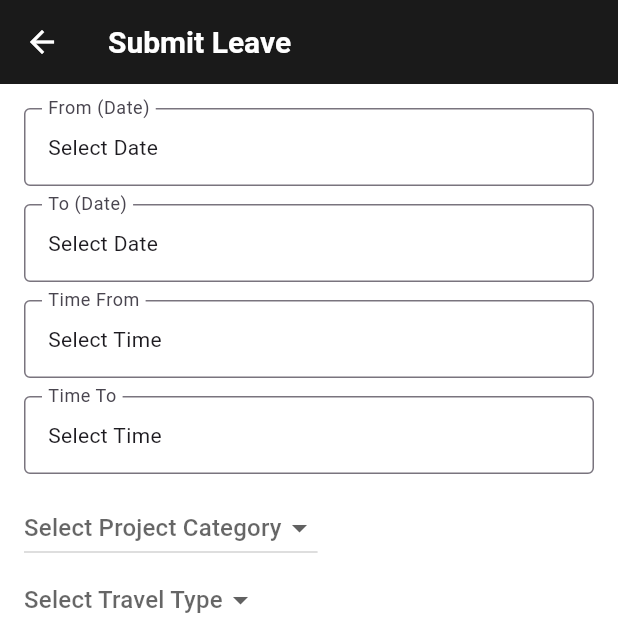
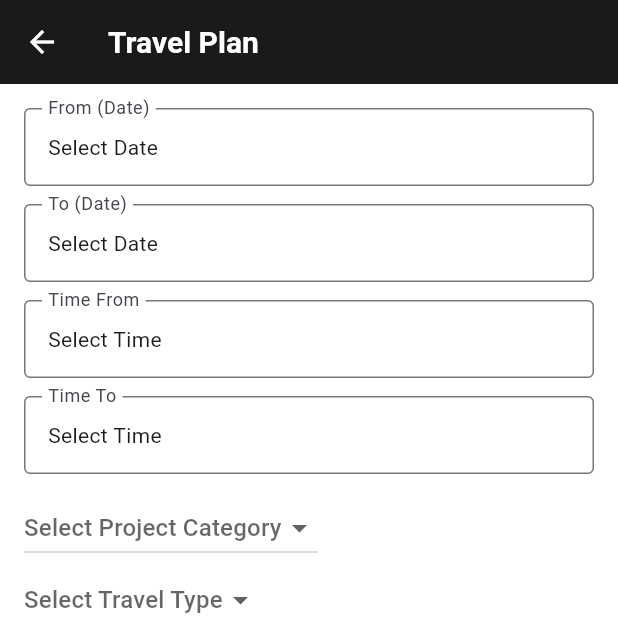
Before and after one commit to AzibNaeem/_Flutter_, a Flutter app: the TravelFormScreen screen opened by its route, on a phone screen of 412 x 824 dp, the top half of it. Run offline on Flutter 3.47's test engine with Material 3 defaults, Android fonts, the phone set to English and light mode, and no system bars; our stand-ins replace dropdown_button2, fl_chart, hive_flutter, shimmer; accounts and stored records are empty.

Commit message:
Travel plan request completed

```diff
--- a/lib/core/API/api_constants.dart
+++ b/lib/core/API/api_constants.dart
@@ -3,4 +3,5 @@
   static const String loginEndpoint = '/users/validate';
   static const String baseUrl1 = 'https://6875fe28814c0dfa653a2485.mockapi.io';
   static const String leaveRequestsEndpoint = '$baseUrl1/leaveRequests';
+  static const String travelRequestEndpoint='/travel/submit';
 }
--- /dev/null
+++ b/lib/data/models/travel_request.dart
@@ -0,0 +1,39 @@
+// data/models/travel_request.dart
+class TravelRequest {
+  final String fromDate;
+  final String toDate;
+  final String fromTime;
+  final String toTime;
+  final String projectCategory;
+  final String travelType;
+  final double taxiFare;
+  final double entertainmentCost;
+  final String purpose;
+  final String employeeId;
+
+  TravelRequest({
+    required this.fromDate,
+    required this.toDate,
+    required this.fromTime,
+    required this.toTime,
+    required this.projectCategory,
+    required this.travelType,
+    required this.taxiFare,
+    required this.entertainmentCost,
+    required this.purpose,
+    required this.employeeId,
+  });
+
+  Map<String, dynamic> toJson() => {
+    "from_date": fromDate,
+    "to_date": toDate,
+    "from_time": fromTime,
+    "to_time": toTime,
+    "project_category": projectCategory,
+    "travel_type": travelType,
+    "taxi_fare": taxiFare,
+    "entertainment_cost": entertainmentCost,
+    "purpose": purpose,
+    "employee_id": employeeId,
+  };
+}
--- /dev/null
+++ b/lib/domain/services/Travel/travel_service.dart
@@ -0,0 +1,22 @@
+import 'dart:convert';
+import 'package:http/http.dart' as http;
+import '../../../core/API/api_constants.dart';
+import '../../../data/models/travel_request.dart';
+
+class TravelPlanService {
+  Future<void> submitTravelPlan(TravelRequest travel) async {
+    final url = Uri.parse(
+        '${ApiConstants.baseUrl}${ApiConstants.travelRequestEndpoint}');
+    final response = await http.post(
+
+      url,
+      headers: {"Content-Type": "application/json"},
+      body: json.encode(travel.toJson()),
+    );
+
+    if (response.statusCode != 200) {
+      final error = json.decode(response.body);
+      throw Exception(error['detail'] ?? 'Failed to submit travel plan');
+    }
+  }
+}
--- a/lib/main.dart
+++ b/lib/main.dart
@@ -2,6 +2,7 @@
 import 'package:hris_project/presentation/view_model/attendance_view_model/attendance_view_model.dart';
 import 'package:hris_project/presentation/view_model/leaves_view_model/submit_leaves_view_model/submit_leave_view_model.dart';
 import 'package:hris_project/presentation/view_model/login_authorization_view_model/login_auth_view_model.dart';
+import 'package:hris_project/presentation/view_model/travel_view_model/travel_view_model.dart';
 import 'package:provider/provider.dart';
 import 'package:hive_flutter/hive_flutter.dart';
 import 'domain/providers/user_provider.dart';
@@ -31,6 +32,8 @@
         ChangeNotifierProvider(create: (context) => AttendanceViewModel()),
         ChangeNotifierProvider(create: (context) => UserProvider()),
         ChangeNotifierProvider(create: (context) => DepartmentAllocationViewModel()),
+        ChangeNotifierProvider(create: (_) => TravelViewModel()),
+
 
       ],
       child: const HRMSApp(),
--- a/lib/presentation/screens/Travel/travel_plan.dart
+++ b/lib/presentation/screens/Travel/travel_plan.dart
@@ -1,34 +1,29 @@
 import 'package:flutter/material.dart';
-import 'package:hris_project/data/models/travel_type.dart' hide TravelType;
+import 'package:provider/provider.dart';
 import '../../../core/themes/theme_service.dart';
+import '../../../data/models/travel_request.dart';
 import '../../../domain/enums/project_categories.dart';
 import '../../../domain/enums/travel_type.dart';
+import '../../../domain/providers/user_provider.dart';
 import '../../theme/app_theme.dart';
+import '../../view_model/travel_view_model/travel_view_model.dart';
 import '../../widgets/dropdown/drop_down.dart';
 import '../../widgets/dropdown/project_category_dropdown.dart';
 import '../../widgets/dropdown/travel_type_dropdown.dart';
-import '../../widgets/submit_leave_widgets/dropDown_List.dart';
 import '../../widgets/travel_widgets/date_fiield.dart';
-import '../../widgets/travel_widgets/drop_down_field.dart';
 import '../../widgets/travel_widgets/number_field.dart';
-import '../../widgets/travel_widgets/project_categories.dart';
-import '../../widgets/travel_widgets/project_dropdown_fiield.dart';
-import '../../widgets/travel_widgets/submit_button.dart';
 import '../../widgets/travel_widgets/text_field.dart';
 import '../../widgets/travel_widgets/time_field.dart';
 
-
 class TravelFormScreen extends StatefulWidget {
-  const TravelFormScreen({super.key});
+  const TravelFormScreen({Key? key}) : super(key: key);
 
   @override
-  State<TravelFormScreen> createState() => _TravelFormScreenState();
+  _TravelFormScreenState createState() => _TravelFormScreenState();
 }
 
 class _TravelFormScreenState extends State<TravelFormScreen> {
-
   final _formKey = GlobalKey<FormState>();
-  //TravelType _tarvelType=TravelType.domestic;
   DateTime? fromDate;
   DateTime? toDate;
   TimeOfDay? fromTime;
@@ -36,9 +31,63 @@
   double taxiFare = 0.0;
   double entertainmentCost = 0.0;
   String? purpose;
-//ProjectCategories _projectCategories=ProjectCategories.project1;
   ProjectCategoryDropdownItem? _projectCategory;
   TravelTypeDropdownItem? _travelType;
+
+  late final List<ProjectCategoryDropdownItem> _projectCategoryItems;
+  late final List<TravelTypeDropdownItem> _travelTypeItems;
+  String _formatTime(TimeOfDay? time) {
+    if (time == null) return '';
+    final now = DateTime.now();
+    final dt = DateTime(now.year, now.month, now.day, time.hour, time.minute);
+    return "${dt.hour.toString().padLeft(2, '0')}:${dt.minute.toString().padLeft(2, '0')}:00";
+  }
+
+  void _submit() async {
+    print("here in api 1");
+    if (!_formKey.currentState!.validate()) return;
+    print("here in api 2");
+
+    final user = Provider.of<UserProvider>(context, listen: false).user;
+    if (user == null) return;
+    print("here in api 3");
+
+    final travel = TravelRequest(
+      fromDate: fromDate?.toIso8601String() ?? '',
+      toDate: toDate?.toIso8601String() ?? '',
+      fromTime: _formatTime(fromTime),
+      toTime: _formatTime(toTime),
+      projectCategory: _projectCategory?.value.toString().split('.').last ?? '',
+      travelType: _travelType?.value.toString().split('.').last ?? '',
+
+      taxiFare: taxiFare,
+      entertainmentCost: entertainmentCost,
+      purpose: purpose ?? '',
+      employeeId: user.employeeId.toString(),
+    );
+
+    try {
+      await Provider.of<TravelViewModel>(context, listen: false).submitTravelPlan(travel);
+      ScaffoldMessenger.of(context).showSnackBar(
+        const SnackBar(content: Text('Travel Plan Submitted')),
+      );
+      Navigator.pop(context);
+    } catch (e) {
+      ScaffoldMessenger.of(context).showSnackBar(
+        SnackBar(content: Text('Failed: ${e.toString()}')),
+      );
+    }
+  }
+  @override
+  void initState() {
+    super.initState();
+    _projectCategoryItems = ProjectCategory.values
+        .map((e) => ProjectCategoryDropdownItem(e))
+        .toList();
+    _travelTypeItems = TravelTypes.values
+        .map((e) => TravelTypeDropdownItem(e))
+        .toList();
+  }
 
   @override
   Widget build(BuildContext context) {
@@ -53,7 +102,7 @@
         backgroundColor: AppColors.background,
         iconTheme: IconThemeData(color: AppColors.primary),
         title: Text(
-          'Submit Leave',
+          'Travel Plan',
           style: ThemeService.appBar.copyWith(
             color: AppColors.primary,
             fontSize: isTablet ? 24 : 20,
@@ -88,36 +137,18 @@
                             label: "Time To", value: toTime, onChanged: (val) => setState(() => toTime = val)),
                         const SizedBox(height: 12),
                         GenericDropdown<ProjectCategoryDropdownItem>(
-                          items: ProjectCategory.values
-                              .map((e) => ProjectCategoryDropdownItem(e))
-                              .toList(),
+                          items: _projectCategoryItems,
                           selectedItem: _projectCategory,
                           onChanged: (val) => setState(() => _projectCategory = val),
                           hint: "Select Project Category",
                         ),
-
                         GenericDropdown<TravelTypeDropdownItem>(
-                          items: TravelTypes.values
-                              .map((e) => TravelTypeDropdownItem(e))
-                              .toList(),
+                          items: _travelTypeItems,
                           selectedItem: _travelType,
                           onChanged: (val) => setState(() => _travelType = val),
                           hint: "Select Travel Type",
                         ),
-                        // ProjectDropdownField(
-                        //   value: _projectCategories,
-                        //   onChanged: (val) => setState(() => _projectCategories= val!),
-                        //   textColor: AppColors.primary,
-                        //   labelColor: AppColors.primary,
-                        // ),
-                        // TravelTypeDropdownField(
-                        //   value: _tarvelType,
-                        //   onChanged: (val) => setState(() => _tarvelType= val!),
-                        //   textColor: AppColors.primary,
-                        //   labelColor: AppColors.primary,
-                        // ),
                         const SizedBox(height: 12),
-
                         const SizedBox(height: 12),
                         NumberField(
                           label: "Taxi Fare",
@@ -144,15 +175,15 @@
                                 vertical: isTablet ? 18 : 12,
                               ),
                             ),
-                            onPressed: () {
-                              // TODO: Submit logic with Provider
-                              print("Submitted");
-                            },
+
+                            onPressed: _submit,
+
                             child: Text(
                               'Submit',
                               style: ThemeService.button.copyWith(
                                 color: AppColors.primary,
                                 fontSize: buttonFontSize,
+
                               ),
                             ),
                           ),
--- /dev/null
+++ b/lib/presentation/view_model/travel_view_model/travel_view_model.dart
@@ -0,0 +1,13 @@
+
+import 'package:flutter/material.dart';
+import 'package:hris_project/domain/services/Travel/travel_service.dart';
+import '../../../data/models/travel_request.dart';
+
+
+class TravelViewModel with ChangeNotifier {
+  final TravelPlanService _apiService = TravelPlanService();
+
+  Future<void> submitTravelPlan(TravelRequest travel) async {
+    await _apiService.submitTravelPlan(travel);
+  }
+}
```
